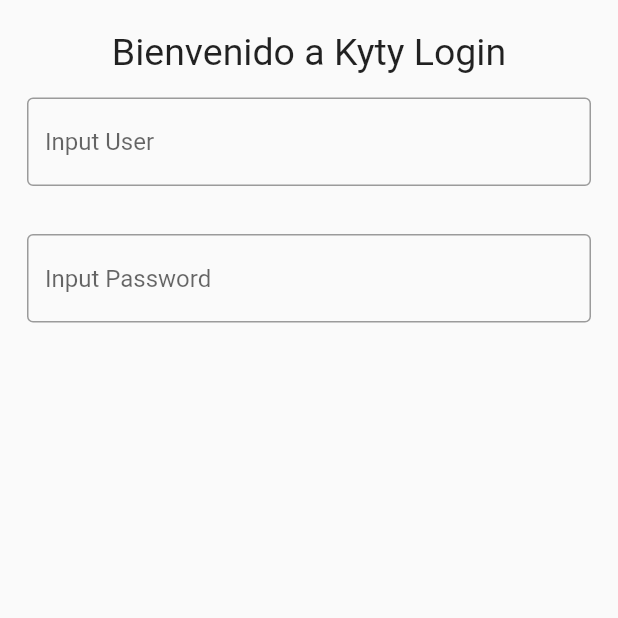
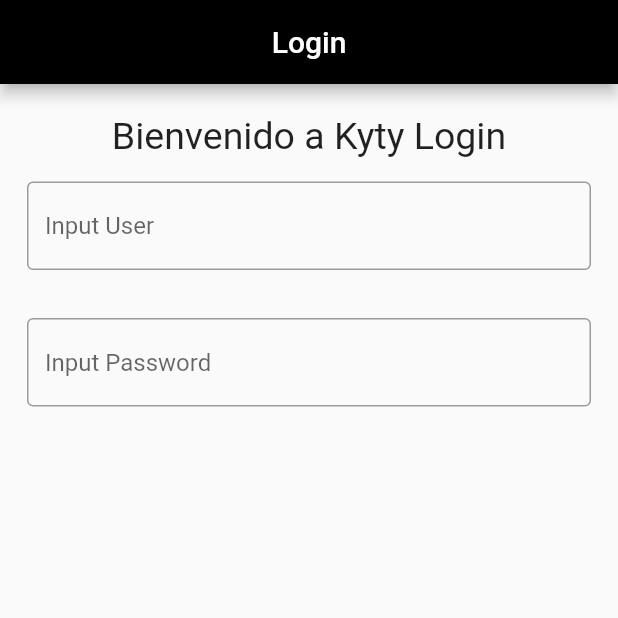
Before and after one commit to carlosguemes/ActividadUno, a Flutter app: the screen it shows after launch, on a phone screen of 412 x 824 dp, the top half of it. Run offline on Flutter 3.47's test engine with Material 2 defaults, Android fonts, the phone set to English and light mode, and no system bars; our stand-ins replace firebase_core; accounts and stored records are empty; generated files the repository leaves out were written again.

Commit message:
Commit V8 - Centrar título

```diff
--- a/lib/OnBoarding/LoginView.dart
+++ b/lib/OnBoarding/LoginView.dart
@@ -1,3 +1,4 @@
+import 'package:actividad_uno/App.dart';
 import 'package:flutter/cupertino.dart';
 import 'package:flutter/material.dart';
 
@@ -5,6 +6,12 @@
 
   @override
   Widget build(BuildContext context) {
+
+    AppBar appBar = AppBar(
+      centerTitle: true,
+      backgroundColor: Colors.black,
+      title: const Text('Login'),
+    );
 
     Column columna = Column(children: [
       Padding(padding: EdgeInsets.symmetric(vertical: 10)),
@@ -35,6 +42,7 @@
     ]);
 
     Scaffold scaffold = Scaffold (
+      appBar: appBar,
       body: columna,
     );
 
```
